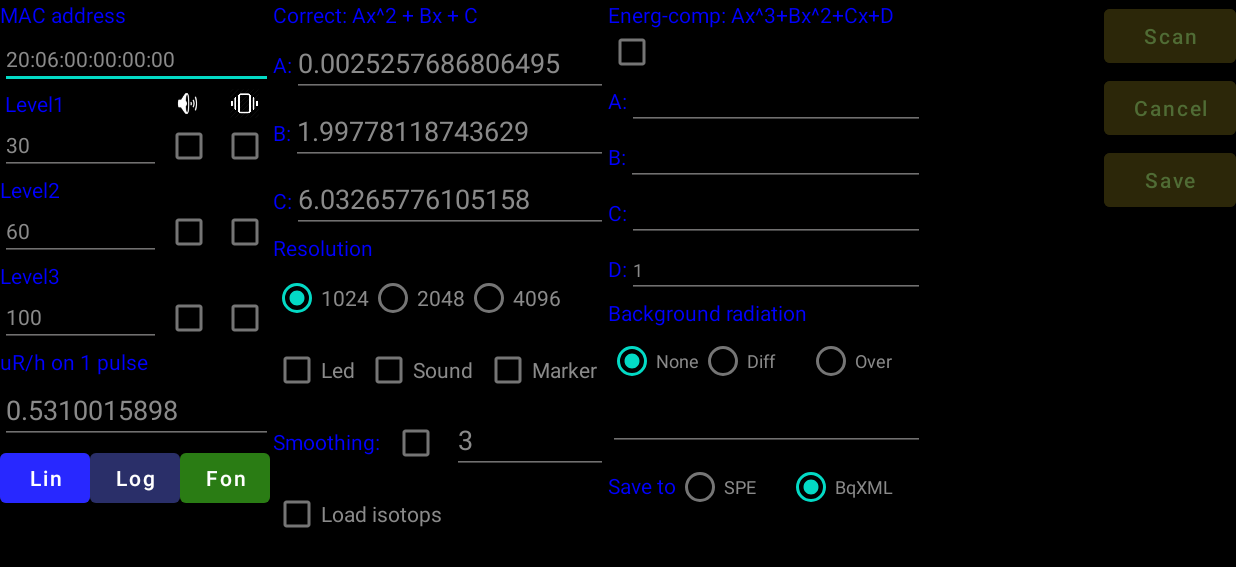
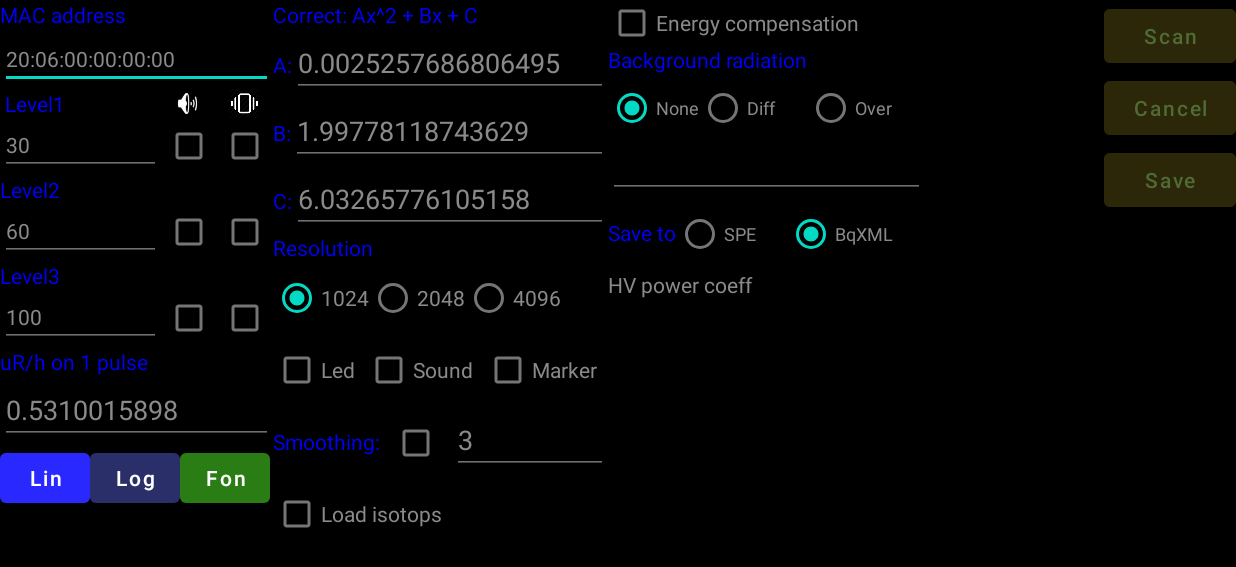
Before and after one commit to Maniak003/DoZer, an Android app: the screen it shows after launch (FullscreenActivity2), after a tap on "Setup", on a phone screen of 824 x 412 dp (held sideways). Shown: the top 567 px of the screen. Run offline under Robolectric (Android 15) with nearby library versions, the light colour scheme and no system bars; pictures from the network do not load.

Commit message:
изменено:      Android/AndroidDoZer/app/src/main/AndroidManifest.xml 	изменено:      Android/AndroidDoZer/app/src/main/java/ru/starline/dozer/FullscreenActivity.java 	изменено:      Android/AndroidDoZer/app/src/main/java/ru/starline/dozer/FullscreenActivity2.java 	изменено:      Android/AndroidDoZer/app/src/main/res/layout/activity_fullscreen2.xml 	изменено:      stm32Cube/STM32L412K8code/.mxproject 	изменено:      stm32Cube/STM32L412K8code/Core/Inc/main.h 	изменено:      stm32Cube/STM32L412K8code/Core/Src/main.c 	изменено:      stm32Cube/STM32L412K8code/Release/Core/Src/main.o 	изменено:      stm32Cube/STM32L412K8code/Release/Core/Src/main.su 	изменено:      stm32Cube/STM32L412K8code/Release/Core/Src/stm32l4xx_hal_msp.o 	изменено:      stm32Cube/STM32L412K8code/Release/Core/Src/stm32l4xx_it.o 	изменено:      stm32Cube/STM32L412K8code/Release/STM32L412K8.bin 	изменено:      stm32Cube/STM32L412K8code/Release/STM32L412K8.elf 	изменено:      stm32Cube/STM32L412K8code/Release/STM32L412K8.hex 	изменено:      stm32Cube/STM32L412K8code/Release/STM32L412K8.list 	изменено:      stm32Cube/STM32L412K8code/Release/STM32L412K8.map 	изменено:      stm32Cube/STM32L412K8code/Release/makefile

```diff
--- a/Android/AndroidDoZer/app/src/main/AndroidManifest.xml
+++ b/Android/AndroidDoZer/app/src/main/AndroidManifest.xml
@@ -6,6 +6,7 @@
     <uses-permission android:name="android.permission.ACCESS_COARSE_LOCATION" />
     <uses-permission android:name="android.permission.ACCESS_FINE_LOCATION" />
     <uses-permission android:name="android.permission.BLUETOOTH_CONNECT" />
+    <uses-permission android:name="android.permission.BLUETOOTH_SCAN" />
     <uses-permission android:name="android.permission.LOCAL_MAC_ADDRESS"
         tools:ignore="ProtectedPermissions" />
     <uses-permission android:name="android.permission.WRITE_EXTERNAL_STORAGE" />
--- a/Android/AndroidDoZer/app/src/main/java/ru/starline/dozer/FullscreenActivity.java
+++ b/Android/AndroidDoZer/app/src/main/java/ru/starline/dozer/FullscreenActivity.java
@@ -73,11 +73,10 @@ public class FullscreenActivity extends AppCompatActivity  {
     public Intent intent2;
     /* Colors */
     public int colorLineHistogram, colorLogHistogram, colorFoneHistogram;
-    public Button calibrateButton, logBtn, gistoBtn;
+    public Button calibrateButton, logBtn, gistoBtn, connIndicator, saveBtn, setupBtn;
     public Handler h, h1;
     public Props PP;
     public ImageView mainImage, historyDoze, cursorImage;
-    public Button connIndicator, saveBtn;
     public int HSize, WSize;
     public double oldCounts = 0, specrtCRC;
     public getBluetooth BT;
@@ -102,6 +101,8 @@ public class FullscreenActivity extends AppCompatActivity  {
     public int colorNormal = 0xFF00FF00, colorWarning = 0xFFFFFF00, colorAlarm = 0xFFFF0000, colorAlert = 0xFF8B008B, energyCompFlag = 0, saveFormat = 0, Marker = 0, isotopLoadFlag = 0;
     public double correctA, correctB, correctC, backgtoundTime;
     public float koeffR = (float) 0.5310015898;
+    public int powerCoeff;
+    private long CLICK_WAIT = 3000, last_click_time = System.currentTimeMillis();
     //public String MAC = "20:07:12:18:74:9E";
     //public String MAC = "20:06:03:20:02:A9";
     //public String MAC = "20:06:03:20:02:B3";
@@ -227,6 +228,7 @@ public class FullscreenActivity extends AppCompatActivity  {
                 readIsotopsFile("isotops.list");
             }
             isotopLoadFlag = data.getIntExtra("CFGDATA18", 0);
+            powerCoeff = data.getIntExtra("CFGDATA19", 255);
 
             Log.d("DoZer", "onActivityResult: " + resultCode
                     + " CFGDATA1: " + resData[1] + ", " + resData[0]
@@ -516,6 +518,13 @@ public class FullscreenActivity extends AppCompatActivity  {
         if (kR != null && ! kR.isEmpty()) {
             koeffR = Float.parseFloat(kR);
         }
+        // HV power coeff
+        kR = PP.readProp("PowerCoeff");
+        if (kR != null && ! kR.isEmpty()) {
+            powerCoeff = Integer.parseInt(kR);
+        } else {
+            powerCoeff = 256;
+        }
         // Correction coefficients
         kR = PP.readProp("Correct_A");
         if (kR != null && ! kR.isEmpty()) {
@@ -741,11 +750,17 @@ public class FullscreenActivity extends AppCompatActivity  {
         }
 
         // Setup button
-        final Button setupBtn = findViewById(R.id.setupBtn);
+        setupBtn = findViewById(R.id.setupBtn);
         if (setupBtn != null) {
-            setupBtn.setOnClickListener(v -> setupActivity());
-        } else {
-            Log.d("DoZer", "Setup not found");
+            setupBtn.setOnClickListener(v -> {
+                if (System.currentTimeMillis() - last_click_time > CLICK_WAIT) {
+                    Log.d(TAG, "setupBtn PRESSED. LCT: " + last_click_time);
+                    last_click_time = System.currentTimeMillis();
+                    setupActivity();
+                }
+            });
+        } else {
+            Log.d(TAG, "Setup not found");
         }
 
         // Save button to BqMonitor format
@@ -858,7 +873,7 @@ public class FullscreenActivity extends AppCompatActivity  {
         Timer timer = new Timer();
         TimerTask mTimerTask = new MyTimerTask();
         public void startTimer() {
-            timer.schedule(mTimerTask, 5000, 1000);
+            timer.schedule(mTimerTask, 5000, 1100);
         }
     }
     class MyTimerTask extends TimerTask {
@@ -866,7 +881,7 @@ public class FullscreenActivity extends AppCompatActivity  {
         public void run () {
             if ( connected ) {
                 //String str = "<DATA>";
-                Log.i(TAG, "Timer tick.");
+                //Log.i(TAG, "Timer tick.");
                 //try {
                 //    BT.write(str.getBytes());
                 //} catch (IOException e) {
@@ -1007,7 +1022,7 @@ public class FullscreenActivity extends AppCompatActivity  {
             @Override
             public void onConnectionStateChange(BluetoothGatt gatt, int status, int newState) {
                 if (newState == BluetoothProfile.STATE_CONNECTED) {
-                    Log.i(TAG, "Connect success.");
+                    Log.i(TAG, "Gatt connect success.");
                     if (!gatt.discoverServices()) {
                         Log.i(TAG, "Error: Discover service failed.");
                         finish();
@@ -1067,6 +1082,7 @@ public class FullscreenActivity extends AppCompatActivity  {
                     if (status != BluetoothGatt.GATT_SUCCESS) {
                         Log.d(TAG,"Error: Write characteristic failed.");
                     } else {
+                        Log.i(TAG, "Connect success.");
                         connected = true;
                         //myView.invalidate();
                         if (DA != null) {
@@ -1128,7 +1144,7 @@ public class FullscreenActivity extends AppCompatActivity  {
                     Log.d(TAG, "enable read notification");
                     readDescriptor.setValue(BluetoothGattDescriptor.ENABLE_NOTIFICATION_VALUE);
                 } else {
-                    Log.d(TAG, "Error: no indication/notification for read characteristic ("+readProperties+")");
+                    Log.d(TAG, "Error: no indication/notification for read characteristic (" + readProperties + ")");
                     return;
                 }
                 Log.d(TAG,"writing read characteristic descriptor");
@@ -1323,8 +1339,9 @@ public class FullscreenActivity extends AppCompatActivity  {
          *  Передача данных
          */
         void write(byte[] data) throws IOException {
-            if( /*canceled ||*/ !connected || writeCharacteristic == null)
+            if( /*canceled ||*/ !connected || writeCharacteristic == null) {
                 throw new IOException("not connected");
+            }
             byte[] data0;
             synchronized (writeBuffer) {
                 if(data.length <= payloadSize) {
@@ -1487,7 +1504,6 @@ public class FullscreenActivity extends AppCompatActivity  {
                             }
                             if (Math.abs(isotopDataIndex[ii] - oldValX) < 5) { // +/- 3kev
                                 if (tmpVal2 > 1) {
-                                    textIsotops.setText(isotopDataIndex[ii] + "kev : " + isotopData[ii]);  // If eff n/a.
                                     if (isotopDataEff[ii] > 0) {
                                         /* For test activity isotopes calculation */
                                         double actCPS = 0;
@@ -1502,18 +1518,28 @@ public class FullscreenActivity extends AppCompatActivity  {
                                             }
                                             //Log.d(TAG, " x1: " + x1 + " A: " + correctA + " B:" + correctB + " C:" + (correctC - isotopDataIndex[ii]));
                                             int i = (int) round(x1 * penSize)  - deltaScan;  // Fix me. Need calculate delta for resolution.
+                                            float foneActiv = (resultData[i] + resultData[i + deltaScan * 2]) * deltaScan;
                                             if (i > 11) {
                                                 for (int jj = 0; jj < deltaScan * 2; jj++) {
-                                                    actCPS = actCPS + resultData[i];  // Fix me. Need substraction fone.
+                                                    actCPS = actCPS + resultData[i + jj];  // Fix me. Need substraction fone.
                                                 }
+                                                if (actCPS - foneActiv < 0) {
+                                                    actCPS = 0;
+                                                } else {
+                                                    actCPS = actCPS - foneActiv;
+                                                }
+                                                String tmpStr;
                                                 if (countsAll > 0) {
                                                     double actIsotop = isotopDataEff[ii] * (actCPS / countsAll); // Calculate activity
-                                                    textIsotops.setText(isotopDataIndex[ii] + "kev : " + isotopData[ii] + ", act: " + round(actIsotop) + "Bq");
+                                                    tmpStr = isotopDataIndex[ii] + "kev : " + isotopData[ii] + ", act: " + round(actIsotop) + "Bq";
                                                 } else {
-                                                    textIsotops.setText(isotopDataIndex[ii] + "kev : " + isotopData[ii] + ", act: N/A");
+                                                    tmpStr = isotopDataIndex[ii] + "kev : " + isotopData[ii];
                                                 }
+                                                textIsotops.setText(tmpStr);
                                             }
                                         }
+                                    } else {
+                                        textIsotops.setText(isotopDataIndex[ii] + "kev : " + isotopData[ii]);  // If eff n/a.
                                     }
                                 }
                                 break;
@@ -1559,6 +1585,9 @@ public class FullscreenActivity extends AppCompatActivity  {
                 sndData[12] = cfgData[10];
                 sndData[13] = cfgData[9];
                 sndData[14] = cfgData[8];
+                sndData[15] = (byte) (powerCoeff & 0xFF);
+                sndData[16] = (byte) ((powerCoeff >> 8) & 0xFF);
+                Log.i(TAG, "CP: " + powerCoeff + " 15: " + sndData[15] + " 16: " +  sndData[16]);
                 for (int i = 0; i < 18; i++) {
                     CS = CS + (char) (sndData[i] & 0xFF);
                 }
--- a/Android/AndroidDoZer/app/src/main/java/ru/starline/dozer/FullscreenActivity2.java
+++ b/Android/AndroidDoZer/app/src/main/java/ru/starline/dozer/FullscreenActivity2.java
@@ -57,10 +57,11 @@ public class FullscreenActivity2 extends AppCompatActivity  {
     public TextView editTextCorrect_A;
     public TextView editTextCorrect_B;
     public TextView editTextCorrect_C;
-    public TextView editTextEnergi_A;
-    public TextView editTextEnergi_B;
-    public TextView editTextEnergi_C;
-    public TextView editTextEnergi_D;
+    public TextView editTextPowerCoeff;
+    //public TextView editTextEnergi_A;
+    //public TextView editTextEnergi_B;
+    //public TextView editTextEnergi_C;
+    //public TextView editTextEnergi_D;
     public TextView editTextBackgroundFile;
     public CheckBox checkBoxLevel1_S;
     public CheckBox checkBoxLevel1_V;
@@ -120,10 +121,11 @@ public class FullscreenActivity2 extends AppCompatActivity  {
         editTextCorrect_A = findViewById(R.id.editTextCorrect_A);
         editTextCorrect_B = findViewById(R.id.editTextCorrect_B);
         editTextCorrect_C = findViewById(R.id.editTextCorrect_C);
-        editTextEnergi_A = findViewById(R.id.editTextEnergi_A);
-        editTextEnergi_B = findViewById(R.id.editTextEnergi_B);
-        editTextEnergi_C = findViewById(R.id.editTextEnergi_C);
-        editTextEnergi_D = findViewById(R.id.editTextEnergi_D);
+        editTextPowerCoeff =  findViewById(R.id.editTextPowerCoeff);
+        //editTextEnergi_A = findViewById(R.id.editTextEnergi_A);
+        //editTextEnergi_B = findViewById(R.id.editTextEnergi_B);
+        //editTextEnergi_C = findViewById(R.id.editTextEnergi_C);
+        //editTextEnergi_D = findViewById(R.id.editTextEnergi_D);
         checkBoxLevel1_S = findViewById(R.id.checkBoxLevel1_S);
         checkBoxLevel1_V= findViewById(R.id.checkBoxLevel1_V);
         checkBoxLevel2_S = findViewById(R.id.checkBoxLevel2_S);
@@ -358,15 +360,16 @@ public class FullscreenActivity2 extends AppCompatActivity  {
             buttonFonHistogram.setBackgroundColor(colorFoneHistogram);
 
             editTextBackgroundFile.setText(PP.readProp("BgrdFlName"));
-            editTextEnergi_A.setText(PP.readProp("Energi_A"));
-            editTextEnergi_B.setText(PP.readProp("Energi_B"));
-            editTextEnergi_C.setText(PP.readProp("Energi_C"));
-            tmpData = PP.readProp("Energi_D");
-            if (tmpData == null) {
-                editTextEnergi_D.setText("1");
-            } else {
-                editTextEnergi_D.setText(tmpData);
-            }
+            editTextPowerCoeff.setText(PP.readProp("PowerCoeff"));
+            //editTextEnergi_A.setText(PP.readProp("Energi_A"));
+            //editTextEnergi_B.setText(PP.readProp("Energi_B"));
+            //editTextEnergi_C.setText(PP.readProp("Energi_C"));
+            //tmpData = PP.readProp("Energi_D");
+            //if (tmpData == null) {
+            //    editTextEnergi_D.setText("1");
+            //} else {
+            //    editTextEnergi_D.setText(tmpData);
+            //}
             /* isotopes file load enable */
             tmpData = PP.readProp("isotopLoad");
             if (tmpData != null) {
@@ -492,10 +495,11 @@ public class FullscreenActivity2 extends AppCompatActivity  {
             prop.setProperty("Correct_A", editTextCorrect_A.getText().toString());
             prop.setProperty("Correct_B", editTextCorrect_B.getText().toString());
             prop.setProperty("Correct_C", editTextCorrect_C.getText().toString());
-            prop.setProperty("Energi_A", editTextEnergi_A.getText().toString());
-            prop.setProperty("Energi_B", editTextEnergi_B.getText().toString());
-            prop.setProperty("Energi_C", editTextEnergi_C.getText().toString());
-            prop.setProperty("Energi_D", editTextEnergi_D.getText().toString());
+            prop.setProperty("PowerCoeff", editTextPowerCoeff.getText().toString());
+            //prop.setProperty("Energi_A", editTextEnergi_A.getText().toString());
+            //prop.setProperty("Energi_B", editTextEnergi_B.getText().toString());
+            //prop.setProperty("Energi_C", editTextEnergi_C.getText().toString());
+            //prop.setProperty("Energi_D", editTextEnergi_D.getText().toString());
             prop.setProperty("BgrdFlName", editTextBackgroundFile.getText().toString());
             prop.setProperty("colorLinHhistogram", String.valueOf(colorLineHistogram));
             prop.setProperty("colorLogHhistogram", String.valueOf(colorLogHistogram));
@@ -743,6 +747,14 @@ public class FullscreenActivity2 extends AppCompatActivity  {
             } else {
                 intent.putExtra("CFGDATA18", 0);
             }
+
+            /* HV power correction coefficient */
+            if (editTextPowerCoeff.getText() != null && editTextPowerCoeff.getText().length() > 0) {
+                intent.putExtra( "CFGDATA19", Integer.parseInt(editTextPowerCoeff.getText().toString()));
+            } else {
+                intent.putExtra( "CFGDATA19", 255);
+            }
+
 
             setResult(1, intent);
         }
--- a/Android/AndroidDoZer/app/src/main/res/layout/activity_fullscreen2.xml
+++ b/Android/AndroidDoZer/app/src/main/res/layout/activity_fullscreen2.xml
@@ -429,117 +429,33 @@
             android:layout_height="match_parent"
             android:orientation="vertical">
 
-            <TextView
-                android:id="@+id/textView12"
-                android:layout_width="match_parent"
-                android:layout_height="wrap_content"
-                android:text="Energ-comp: Ax^3+Bx^2+Cx+D"
-                android:textColor="@color/label_text" />
-
             <CheckBox
                 android:id="@+id/checkBoxEnergyComp"
                 android:layout_width="match_parent"
                 android:layout_height="30dp"
-                android:text="Compensation" />
+                android:text="Energy compensation"
+                android:textColor="@color/edit_text"
+                android:visibility="visible" />
 
             <LinearLayout
                 android:layout_width="match_parent"
                 android:layout_height="wrap_content"
-                android:orientation="horizontal">
-
-                <TextView
-                    android:id="@+id/textView13"
-                    android:layout_width="wrap_content"
-                    android:layout_height="wrap_content"
-                    android:text="A:"
-                    android:textColor="@color/label_text" />
-
-                <EditText
-                    android:id="@+id/editTextEnergi_A"
-                    android:layout_width="match_parent"
-                    android:layout_height="wrap_content"
-                    android:backgroundTint="#717070"
-                    android:ems="10"
-                    android:inputType="numberDecimal"
-                    android:nextFocusDown="@+id/editTextEnergi_B"
-                    android:text="0"
-                    android:textColor="@color/edit_text"
-                    android:textSize="12sp" />
-            </LinearLayout>
+                android:orientation="horizontal"/>
 
             <LinearLayout
                 android:layout_width="match_parent"
                 android:layout_height="wrap_content"
-                android:orientation="horizontal">
-
-                <TextView
-                    android:id="@+id/textView14"
-                    android:layout_width="wrap_content"
-                    android:layout_height="wrap_content"
-                    android:text="B:"
-                    android:textColor="@color/label_text" />
-
-                <EditText
-                    android:id="@+id/editTextEnergi_B"
-                    android:layout_width="match_parent"
-                    android:layout_height="wrap_content"
-                    android:backgroundTint="#717070"
-                    android:ems="10"
-                    android:inputType="numberDecimal"
-                    android:nextFocusDown="@+id/editTextEnergi_C"
-                    android:text="0"
-                    android:textColor="@color/edit_text"
-                    android:textSize="12sp" />
-            </LinearLayout>
+                android:orientation="horizontal"/>
 
             <LinearLayout
                 android:layout_width="match_parent"
                 android:layout_height="wrap_content"
-                android:orientation="horizontal">
-
-                <TextView
-                    android:id="@+id/textView15"
-                    android:layout_width="wrap_content"
-                    android:layout_height="wrap_content"
-                    android:text="C:"
-                    android:textColor="@color/label_text" />
-
-                <EditText
-                    android:id="@+id/editTextEnergi_C"
-                    android:layout_width="match_parent"
-                    android:layout_height="wrap_content"
-                    android:backgroundTint="#717070"
-                    android:ems="10"
-                    android:inputType="numberDecimal"
-                    android:nextFocusDown="@+id/editTextEnergi_D"
-                    android:text="0"
-                    android:textColor="@color/edit_text"
-                    android:textSize="12sp" />
-            </LinearLayout>
+                android:orientation="horizontal"/>
 
             <LinearLayout
                 android:layout_width="match_parent"
                 android:layout_height="wrap_content"
-                android:orientation="horizontal">
-
-                <TextView
-                    android:id="@+id/textView16"
-                    android:layout_width="wrap_content"
-                    android:layout_height="wrap_content"
-                    android:text="D:"
-                    android:textColor="@color/label_text" />
-
-                <EditText
-                    android:id="@+id/editTextEnergi_D"
-                    android:layout_width="match_parent"
-                    android:layout_height="wrap_content"
-                    android:backgroundTint="#717070"
-                    android:ems="10"
-                    android:inputType="numberDecimal"
-                    android:text="1"
-                    android:textColor="@color/edit_text"
-                    android:textSize="12sp" />
-            </LinearLayout>
+                android:orientation="horizontal"/>
 
             <TextView
                 android:id="@+id/textView8"
@@ -631,6 +547,22 @@
                     android:textSize="12sp" />
             </RadioGroup>
 
+            <TextView
+                android:id="@+id/textView12"
+                android:layout_width="match_parent"
+                android:layout_height="wrap_content"
+                android:text="HV power coeff"
+                android:textColor="@color/edit_text" />
+
+            <EditText
+                android:id="@+id/editTextPowerCoeff"
+                android:layout_width="match_parent"
+                android:layout_height="wrap_content"
+                android:ems="10"
+                android:inputType="numberDecimal"
+                android:textColor="@color/edit_text"
+                android:textSize="12sp" />
+
         </LinearLayout>
 
         <Space
```
Also changed, not shown: 13 other files.
